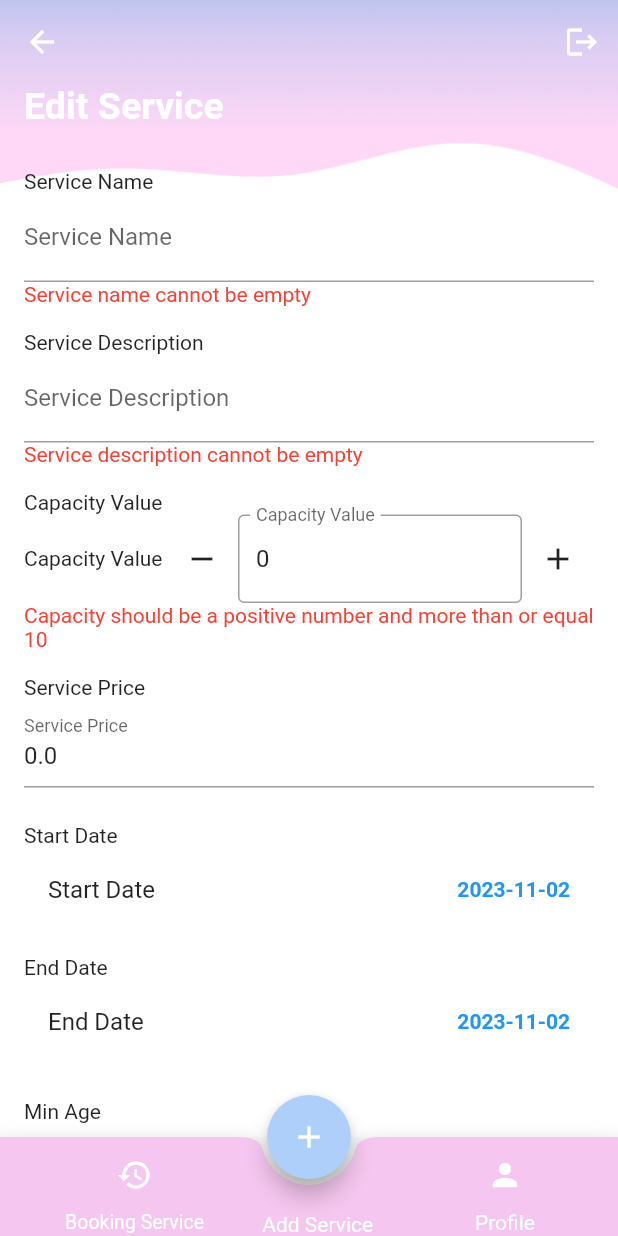
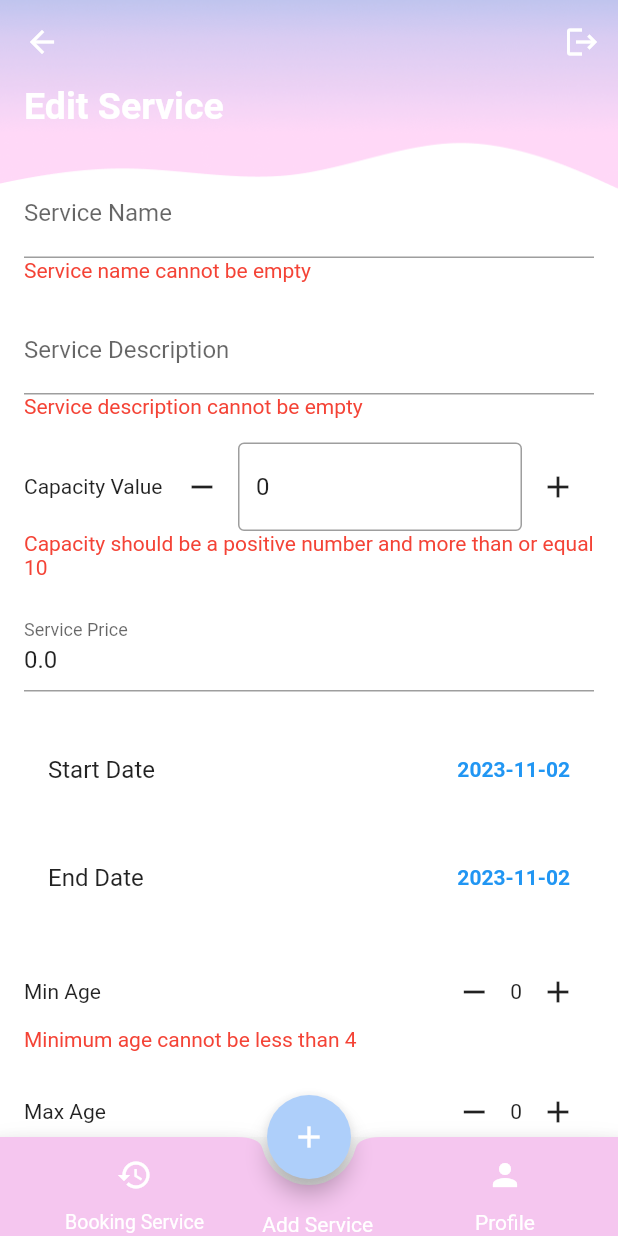
Before and after one commit to Joryalhassan/Baheej-Application, a Flutter app: the EditService screen opened directly with empty values, on a phone screen of 412 x 824 dp. Run offline on Flutter 3.47's test engine with Material 2 defaults, Android fonts, the phone set to English and light mode, and no system bars; our stand-ins replace cloud_firestore, firebase_auth, firebase_core; missing offline and left inert: firebase_core_platform_interface; accounts and stored records are empty.

Commit message:
fixed edit buttons

```diff
--- a/baheej/lib/screens/EditService.dart
+++ b/baheej/lib/screens/EditService.dart
@@ -251,7 +251,7 @@ void navigateToSignInScreen() {
                     shape: RoundedRectangleBorder(
                       borderRadius: BorderRadius.circular(30.0),
                     ),
-                    minimumSize: Size(100, 40),
+                    minimumSize: Size(200, 40),
                   ),
                   child: Text('Save'), // Button text
                 ),
@@ -429,9 +429,17 @@ String? validateMinAge(int? minAge, int? maxAge) {
   if (minAge == null) {
     return 'Minimum age cannot be null';
   }
+  if(minAge<4){
+  return 'Minimum age cannot be less than 4';
+  }
+
   if (maxAge == null) {
     return 'Maximum age cannot be null';
   }
+    if(maxAge>17){
+    return 'Maximim age cannot be more than 17';
+  }
+
   if (minAge > maxAge) {
     return 'Minimum age cannot be greater than maximum age';
   }
@@ -456,7 +464,7 @@ String? validateTimeSlot(String? value) {
     child: Column(
       crossAxisAlignment: CrossAxisAlignment.start,
       children: [
-        Text(label),
+       // Text(label),
         TextFormField(
           decoration: InputDecoration(labelText: label),
           controller: controller,
@@ -486,7 +494,7 @@ String? validateTimeSlot(String? value) {
     child: Column(
       crossAxisAlignment: CrossAxisAlignment.start,
       children: [
-        Text(label),
+        //Text(label),
         Row(
           children: [
             Expanded(
@@ -506,7 +514,7 @@ String? validateTimeSlot(String? value) {
               flex: 2,
               child: TextFormField(
                 decoration: InputDecoration(
-                  labelText: 'Capacity Value',
+                  //labelText: 'Capacity Value',
                   border: OutlineInputBorder(),
                 ),
                 controller: _capacityValueController,
@@ -546,7 +554,7 @@ String? validateTimeSlot(String? value) {
   return Column(
     crossAxisAlignment: CrossAxisAlignment.start,
     children: [
-      Text(label),
+      //Text(label),
       ListTile(
         title: Text(label),
         trailing: GestureDetector(
@@ -593,7 +601,7 @@ String? validateTimeSlot(String? value) {
     child: Column(
       crossAxisAlignment: CrossAxisAlignment.start,
       children: [
-        Text(label),
+       //Text(label),
         Row(
           children: [
             Expanded(
@@ -633,12 +641,15 @@ String? validateTimeSlot(String? value) {
           children: [
             Text(_selectedTimeSlot), // Display selected time slot
             SizedBox(width: 16),
-            ElevatedButton(
+            TextButton(
               onPressed: () {
                 setState(() {
                   _isEditingTimeSlot = true;
                 });
               },
+              style: TextButton.styleFrom(
+                primary: Colors.grey, // Set text color to grey
+              ),
               child: Text('Edit'),
             ),
           ],
@@ -657,6 +668,16 @@ String? validateTimeSlot(String? value) {
                     _selectedTimeSlot = '8-11 AM';
                   });
                 },
+                style: ElevatedButton.styleFrom(
+                            primary: _selectedTimeSlot == '8-11 AM'
+                                ? Color.fromARGB(255, 0, 65, 105)
+                                : const Color.fromARGB(255, 111, 176, 234),
+                            onPrimary: Colors.white,
+                            shape: RoundedRectangleBorder(
+                              borderRadius: BorderRadius.circular(30.0),
+                            ),
+                            minimumSize: Size(100, 40),
+                          ),
                 child: Text('8-11 AM'),
               ),
               SizedBox(width: 16),
@@ -666,6 +687,16 @@ String? validateTimeSlot(String? value) {
                     _selectedTimeSlot = '2-5 PM';
                   });
                 },
+                style: ElevatedButton.styleFrom(
+                            primary: _selectedTimeSlot == '2-5 PM'
+                                ? Color.fromARGB(255, 0, 65, 105)
+                                : Color.fromARGB(255, 111, 176, 234),
+                            onPrimary: Colors.white,
+                            shape: RoundedRectangleBorder(
+                              borderRadius: BorderRadius.circular(30.0),
+                            ),
+                            minimumSize: Size(100, 40),
+                          ),
                 child: Text('2-5 PM'),
               ),
             ],
@@ -674,6 +705,8 @@ String? validateTimeSlot(String? value) {
     ),
   );
 }
+
+
 
 
 
```
